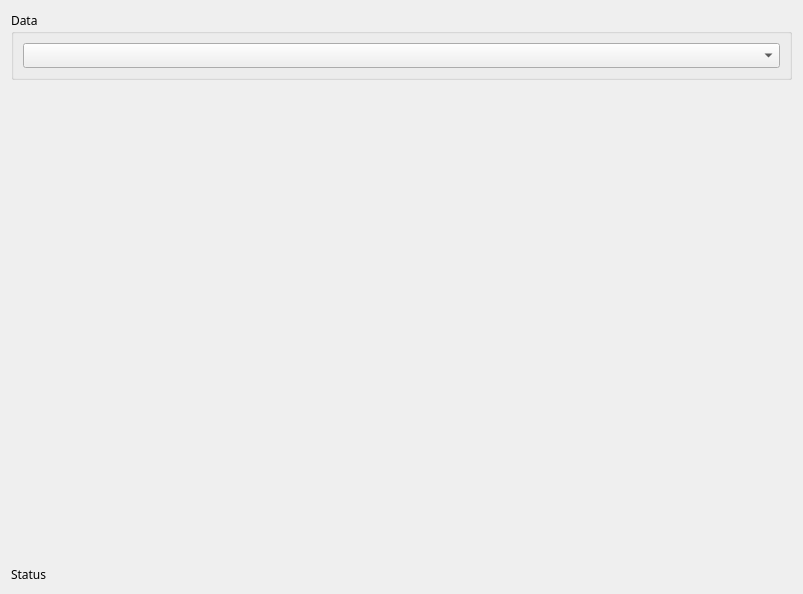
liuxsdev/qgis-plugin-callsurfer, file callsurfer/ui/Grid.ui: the form before one commit.
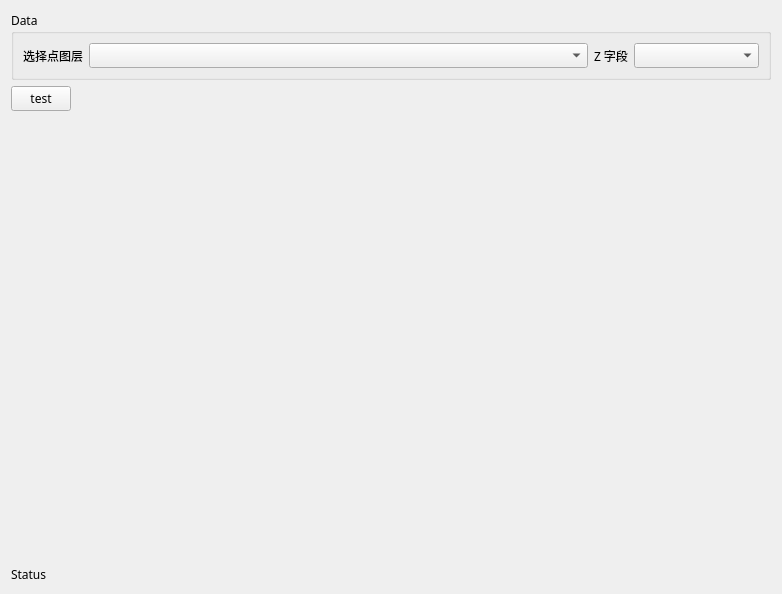
The form after the commit. Custom widgets are drawn as their Qt base class.

Commit message: feat: add MapLayerComboBox and FieldComboBox

```diff
--- a/callsurfer/ui/Grid.ui
+++ b/callsurfer/ui/Grid.ui
@@ -6,7 +6,7 @@
             <rect>
                 <x>0</x>
                 <y>0</y>
-                <width>803</width>
+                <width>782</width>
                 <height>594</height>
             </rect>
         </property>
@@ -26,11 +26,45 @@
                     </property>
                     <layout class="QVBoxLayout" name="verticalLayout_2">
                         <item>
-                            <widget class="QgsFeatureListComboBox" name="mFeatureListComboBox"/>
+                            <layout class="QHBoxLayout" name="horizontalLayout" stretch="0,8,0,2">
+                                <item>
+                                    <widget class="QLabel" name="label">
+                                        <property name="text">
+                                            <string>选择点图层</string>
+                                        </property>
+                                    </widget>
+                                </item>
+                                <item>
+                                    <widget class="QgsMapLayerComboBox" name="mMapLayerComboBox"/>
+                                </item>
+                                <item>
+                                    <widget class="QLabel" name="label_2">
+                                        <property name="text">
+                                            <string>Z 字段</string>
+                                        </property>
+                                    </widget>
+                                </item>
+                                <item>
+                                    <widget class="QgsFieldComboBox" name="mFieldComboBox"/>
+                                </item>
+                            </layout>
                         </item>
                     </layout>
                 </widget>
             </item>
+            <item>
+                <widget class="QPushButton" name="pushButton">
+                    <property name="maximumSize">
+                        <size>
+                            <width>60</width>
+                            <height>16777215</height>
+                        </size>
+                    </property>
+                    <property name="text">
+                        <string>test</string>
+                    </property>
+                </widget>
+            </item>
             <item>
                 <spacer name="verticalSpacer">
                     <property name="orientation">
@@ -55,9 +89,14 @@
     </widget>
     <customwidgets>
         <customwidget>
-            <class>QgsFeatureListComboBox</class>
+            <class>QgsFieldComboBox</class>
             <extends>QComboBox</extends>
-            <header>qgsfeaturelistcombobox.h</header>
+            <header>qgsfieldcombobox.h</header>
+        </customwidget>
+        <customwidget>
+            <class>QgsMapLayerComboBox</class>
+            <extends>QComboBox</extends>
+            <header>qgsmaplayercombobox.h</header>
         </customwidget>
     </customwidgets>
     <resources/>
```
The commit also changes 3 other files.
